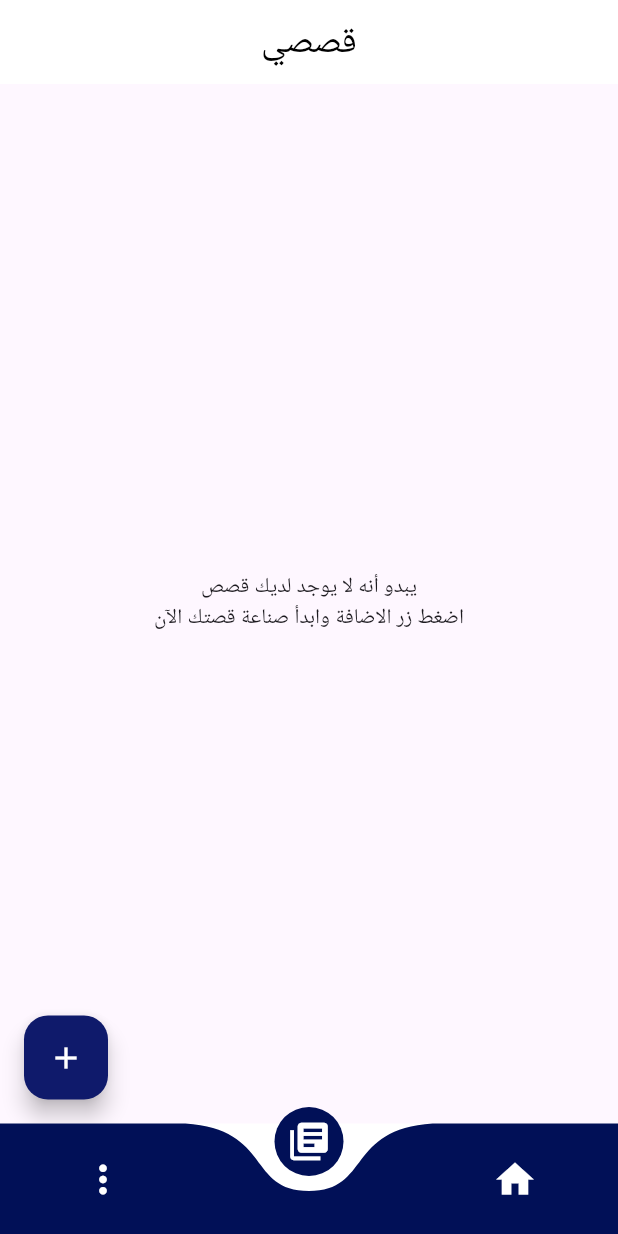
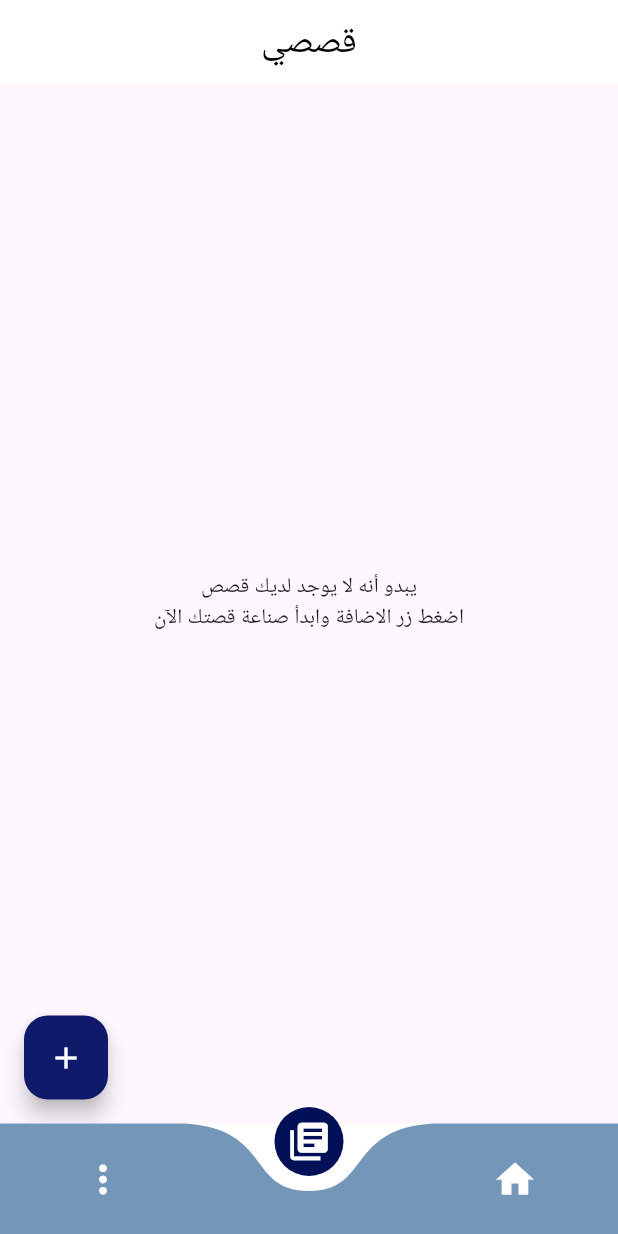
Before and after one commit to Lujain-M02/2023-GP1-6, a Flutter app: the MainPage screen opened directly, item 2 of the bottom bar chosen, on a phone screen of 412 x 824 dp. Run offline on Flutter 3.47's test engine with Material 3 defaults, Android fonts, the phone set to English and light mode, and no system bars; drawn by our look-alikes of curved_navigation_bar; our stand-ins replace animate_do, animated_text_kit, cloud_firestore, firebase_auth, firebase_core, font_awesome_flutter and 3 more; accounts and stored records are empty; Roboto replaces fonts that are missing (Vazirmatn).

Commit message:
changing the color of the navigation bar

```diff
--- a/your_story/lib/pages/MainPage.dart
+++ b/your_story/lib/pages/MainPage.dart
@@ -38,7 +38,7 @@ class _MainPage extends State<MainPage> {
           Icon(Icons.library_books, size: 30,color: Colors.white),
           Icon(Icons.more_vert_sharp, size: 30 , color: Colors.white,),
         ],
-        color:  YourStoryStyle.primarycolor,
+        color: Color.fromARGB(202, 80, 123, 165),
         buttonBackgroundColor:YourStoryStyle.primarycolor,
         // You can customize the appearance more if needed
       ),
```
